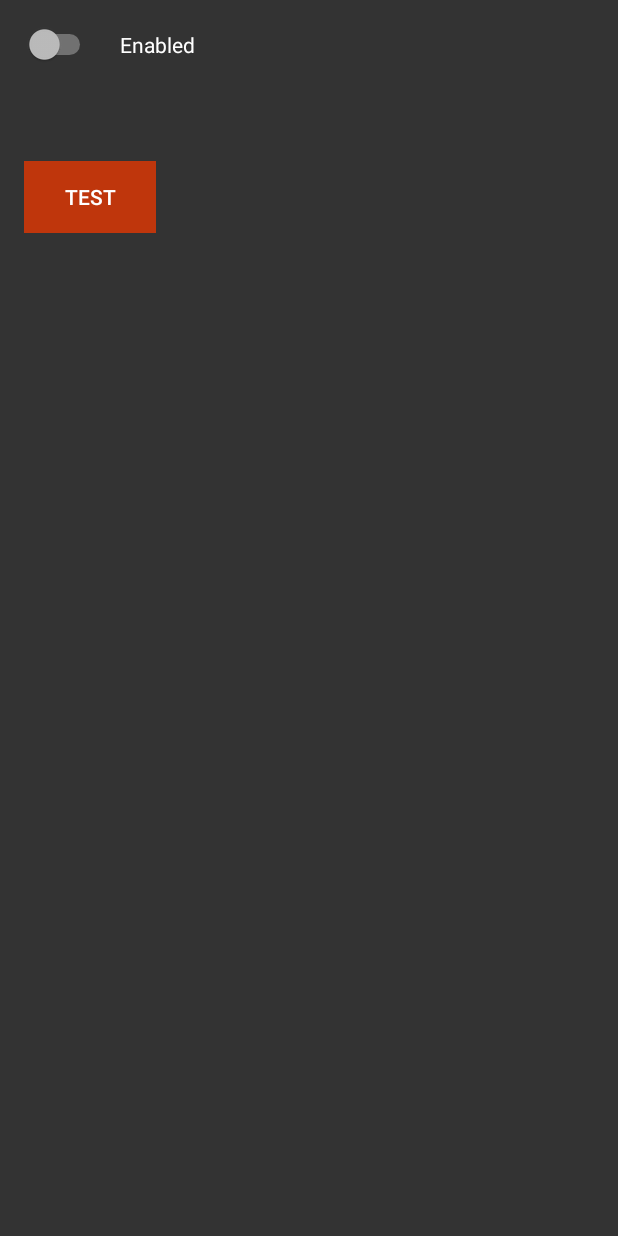
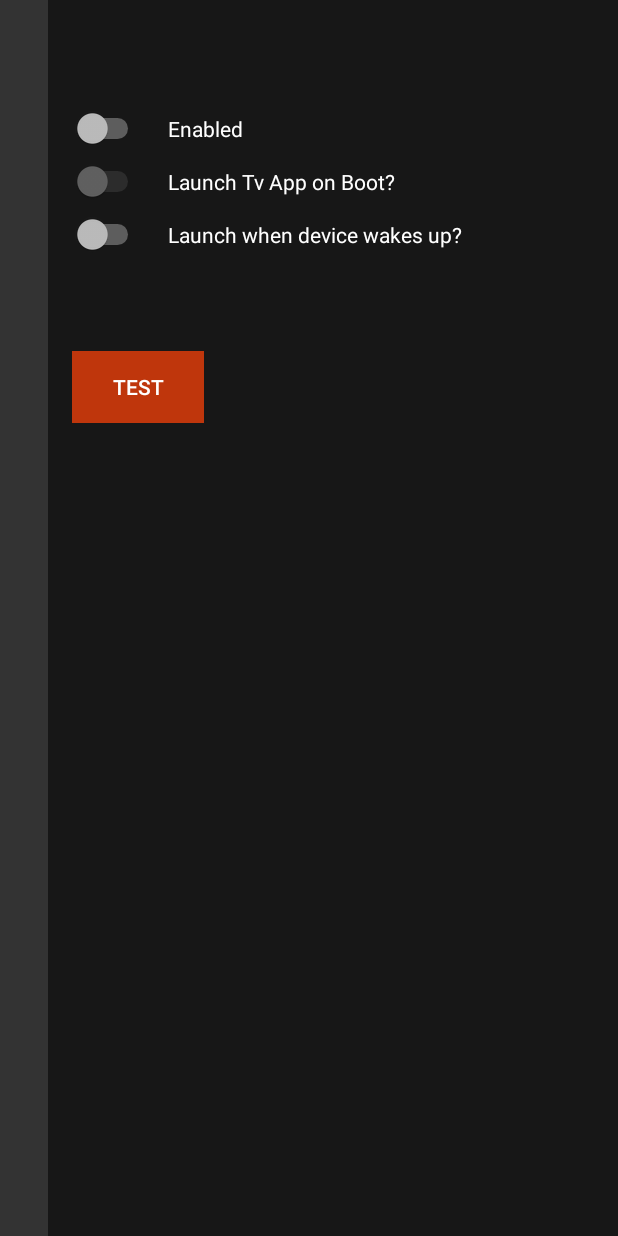
Before and after one commit to ITVlab/Launch-On-Boot, an Android app: the screen it shows after launch (MainActivity), on a phone screen of 412 x 824 dp. Run offline under Robolectric (Android 15) with nearby library versions, the light colour scheme and no system bars; libraries missing offline, so code that uses them is left out: com.felkertech.settingsmanager; 5 statements that could not run were skipped.

Commit message:
Add wake-up option

```diff
--- a/app/src/main/AndroidManifest.xml
+++ b/app/src/main/AndroidManifest.xml
@@ -38,6 +38,10 @@
                 <action android:name="android.intent.action.BOOT_COMPLETED" />
                 <category android:name="android.intent.category.DEFAULT" />
             </intent-filter>
+            <intent-filter>
+                <action android:name="android.intent.action.USER_PRESENT" />
+                <category android:name="android.intent.category.DEFAULT" />
+            </intent-filter>
         </receiver>
     </application>
 
--- a/app/src/main/java/news/androidtv/launchonboot/BootReceiver.java
+++ b/app/src/main/java/news/androidtv/launchonboot/BootReceiver.java
@@ -20,9 +20,16 @@ public class BootReceiver extends BroadcastReceiver {
     public void onReceive(Context context, Intent intent) {
         if (DEBUG) {
             Log.d(TAG, "Received intent");
+            Log.d(TAG, intent.toString());
         }
+
         SettingsManager settingsManager = new SettingsManager(context);
         if (!settingsManager.getBoolean(SettingsManagerConstants.BOOT_APP_ENABLED)) {
+            return;
+        }
+        if (intent.getAction() != null &&
+                intent.getAction().equals(Intent.ACTION_USER_PRESENT) &&
+                !settingsManager.getBoolean(SettingsManagerConstants.ON_WAKEUP)) {
             return;
         }
         if (settingsManager.getBoolean(SettingsManagerConstants.LAUNCH_LIVE_CHANNELS)) {
--- a/app/src/main/java/news/androidtv/launchonboot/MainActivity.java
+++ b/app/src/main/java/news/androidtv/launchonboot/MainActivity.java
@@ -31,6 +31,7 @@ public class MainActivity extends AppCompatActivity {
     private SettingsManager mSettingsManager;
     private Switch mSwitchEnabled;
     private Switch mSwitchLiveChannels;
+    private Switch mSwitchWakeup;
     private Button mButtonSelectApp;
     private TextView mPackageName;
 
@@ -42,6 +43,7 @@ public class MainActivity extends AppCompatActivity {
 
         mSwitchLiveChannels = ((Switch) findViewById(R.id.switch_live_channels));
         mSwitchEnabled = ((Switch) findViewById(R.id.switch_enable));
+        mSwitchWakeup = ((Switch) findViewById(R.id.switch_wakeup));
         mButtonSelectApp = (Button) findViewById(R.id.button_select_app);
         mPackageName = ((TextView) findViewById(R.id.text_package_name));
 
@@ -49,6 +51,8 @@ public class MainActivity extends AppCompatActivity {
                 mSettingsManager.getBoolean(SettingsManagerConstants.BOOT_APP_ENABLED));
         mSwitchLiveChannels.setChecked(
                 mSettingsManager.getBoolean(SettingsManagerConstants.LAUNCH_LIVE_CHANNELS));
+        mSwitchWakeup.setChecked(
+                mSettingsManager.getBoolean(SettingsManagerConstants.ON_WAKEUP));
         mPackageName
                 .setText(mSettingsManager.getString(SettingsManagerConstants.LAUNCH_ACTIVITY));
         updateSelectionView();
@@ -67,6 +71,15 @@ public class MainActivity extends AppCompatActivity {
             public void onCheckedChanged(CompoundButton buttonView, boolean isChecked) {
                 mSettingsManager.setBoolean(
                         SettingsManagerConstants.LAUNCH_LIVE_CHANNELS, isChecked);
+                updateSelectionView();
+            }
+        });
+        mSwitchWakeup.setOnCheckedChangeListener
+                (new CompoundButton.OnCheckedChangeListener() {
+            @Override
+            public void onCheckedChanged(CompoundButton buttonView, boolean isChecked) {
+                mSettingsManager.setBoolean(
+                        SettingsManagerConstants.ON_WAKEUP, isChecked);
                 updateSelectionView();
             }
         });
--- a/app/src/main/java/news/androidtv/launchonboot/SettingsManagerConstants.java
+++ b/app/src/main/java/news/androidtv/launchonboot/SettingsManagerConstants.java
@@ -8,4 +8,5 @@ public class SettingsManagerConstants {
     public static final String BOOT_APP_ENABLED = "BOOT_APP_ENABLED";
     public static final String LAUNCH_LIVE_CHANNELS = "LAUNCH_LIVE_CHANNELS";
     public static final String LAUNCH_ACTIVITY = "LAUNCH_ACTIVITY";
+    public static final String ON_WAKEUP = "ON_WAKEUP";
 }
--- a/app/src/main/res/layout-television/activity_main.xml
+++ b/app/src/main/res/layout-television/activity_main.xml
@@ -31,15 +31,15 @@
             android:layout_height="wrap_content" />
     </RelativeLayout>
 
-    <RelativeLayout
-        android:layout_width="match_parent"
+    <RelativeLayout android:layout_width="match_parent"
         android:id="@+id/settings"
         android:paddingEnd="32dp"
         android:paddingTop="72dp"
         android:paddingStart="16dp"
         android:background="@color/darker"
         android:layout_toEndOf="@id/leftPane"
-        android:layout_height="match_parent">
+        android:layout_height="match_parent"
+        xmlns:android="http://schemas.android.com/apk/res/android">
         <Switch
             android:layout_width="wrap_content"
             android:id="@+id/switch_enable"
@@ -62,13 +62,27 @@
             android:text="Launch Tv App on Boot?"
             android:layout_toRightOf="@id/switch_live_channels"
             android:layout_below="@id/switch_enable"
-            android:layout_marginTop="4dp"
+            android:layout_marginTop="12dp"
+            android:layout_marginLeft="16dp"
+            android:layout_height="wrap_content" />
+        <Switch
+            android:layout_width="wrap_content"
+            android:id="@+id/switch_wakeup"
+            android:layout_below="@id/switch_live_channels"
+            android:layout_marginTop="8dp"
+            android:layout_height="wrap_content" />
+        <TextView
+            android:layout_width="wrap_content"
+            android:text="Launch when device wakes up?"
+            android:layout_toRightOf="@id/switch_wakeup"
+            android:layout_below="@id/switch_live_channels"
+            android:layout_marginTop="12dp"
             android:layout_marginLeft="16dp"
             android:layout_height="wrap_content" />
         <Button
             android:layout_width="wrap_content"
             android:id="@+id/button_select_app"
-            android:layout_below="@id/switch_live_channels"
+            android:layout_below="@id/switch_wakeup"
             android:layout_marginTop="16dp"
             android:background="@color/colorPrimaryDark"
             android:text="Select app"
--- a/app/src/main/res/layout/activity_main.xml
+++ b/app/src/main/res/layout/activity_main.xml
@@ -1,16 +1,46 @@
 <?xml version="1.0" encoding="utf-8"?>
-<RelativeLayout
-    xmlns:android="http://schemas.android.com/apk/res/android"
+<RelativeLayout xmlns:android="http://schemas.android.com/apk/res/android"
     xmlns:tools="http://schemas.android.com/tools"
+    xmlns:app="http://schemas.android.com/apk/res-auto"
     android:id="@+id/activity_main"
     android:layout_width="match_parent"
     android:layout_height="match_parent"
-    android:paddingLeft="@dimen/activity_horizontal_margin"
-    android:paddingRight="@dimen/activity_horizontal_margin"
-    android:paddingTop="@dimen/activity_vertical_margin"
-    android:paddingBottom="@dimen/activity_vertical_margin"
+    android:paddingLeft="32dp"
     tools:context="news.androidtv.launchonboot.MainActivity">
 
+    <RelativeLayout
+        android:layout_width="0dp"
+        android:visibility="gone"
+        android:paddingTop="32dp"
+        android:paddingBottom="32dp"
+        android:id="@+id/leftPane"
+        android:layout_height="match_parent">
+        <ImageView
+            android:layout_width="400dp"
+            android:foregroundGravity="center_horizontal"
+            android:src="@drawable/banner"
+            android:id="@+id/app_banner"
+            android:layout_height="wrap_content" />
+        <TextView
+            android:layout_width="match_parent"
+            android:layout_below="@id/app_banner"
+            android:textSize="16sp"
+            android:paddingEnd="32dp"
+            android:paddingStart="32dp"
+            android:paddingTop="8dp"
+            android:text="@string/credits"
+            android:layout_height="wrap_content" />
+    </RelativeLayout>
+
+    <RelativeLayout android:layout_width="match_parent"
+        android:id="@+id/settings"
+        android:paddingEnd="32dp"
+        android:paddingTop="72dp"
+        android:paddingStart="16dp"
+        android:background="@color/darker"
+        android:layout_toEndOf="@id/leftPane"
+        android:layout_height="match_parent"
+        xmlns:android="http://schemas.android.com/apk/res/android">
         <Switch
             android:layout_width="wrap_content"
             android:id="@+id/switch_enable"
@@ -26,20 +56,34 @@
             android:layout_width="wrap_content"
             android:id="@+id/switch_live_channels"
             android:layout_below="@id/switch_enable"
-        android:visibility="gone"
+            android:layout_marginTop="8dp"
             android:layout_height="wrap_content" />
         <TextView
             android:layout_width="wrap_content"
             android:text="Launch Tv App on Boot?"
-        android:visibility="gone"
             android:layout_toRightOf="@id/switch_live_channels"
-        android:layout_marginTop="4dp"
+            android:layout_below="@id/switch_enable"
+            android:layout_marginTop="12dp"
+            android:layout_marginLeft="16dp"
+            android:layout_height="wrap_content" />
+        <Switch
+            android:layout_width="wrap_content"
+            android:id="@+id/switch_wakeup"
+            android:layout_below="@id/switch_live_channels"
+            android:layout_marginTop="8dp"
+            android:layout_height="wrap_content" />
+        <TextView
+            android:layout_width="wrap_content"
+            android:text="Launch when device wakes up?"
+            android:layout_toRightOf="@id/switch_wakeup"
+            android:layout_below="@id/switch_live_channels"
+            android:layout_marginTop="12dp"
             android:layout_marginLeft="16dp"
             android:layout_height="wrap_content" />
         <Button
             android:layout_width="wrap_content"
             android:id="@+id/button_select_app"
-        android:layout_below="@id/switch_live_channels"
+            android:layout_below="@id/switch_wakeup"
             android:layout_marginTop="16dp"
             android:background="@color/colorPrimaryDark"
             android:text="Select app"
@@ -60,3 +104,4 @@
             android:layout_marginTop="64dp"
             android:layout_height="wrap_content" />
     </RelativeLayout>
+</RelativeLayout>
```
Lines whose indentation alone changed are shown as unchanged.
